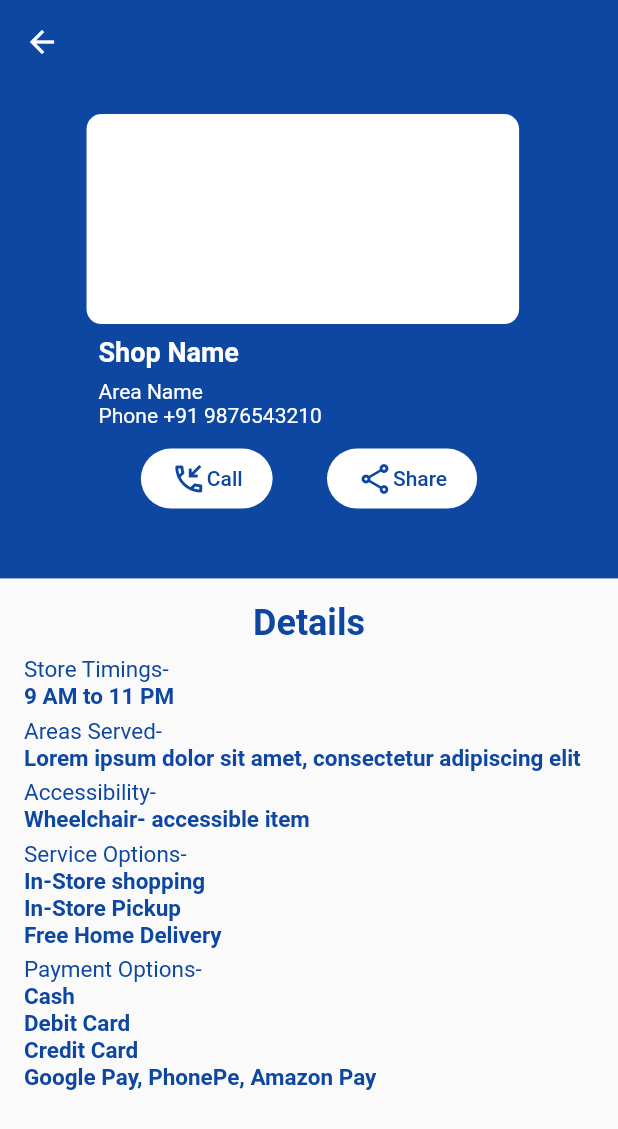
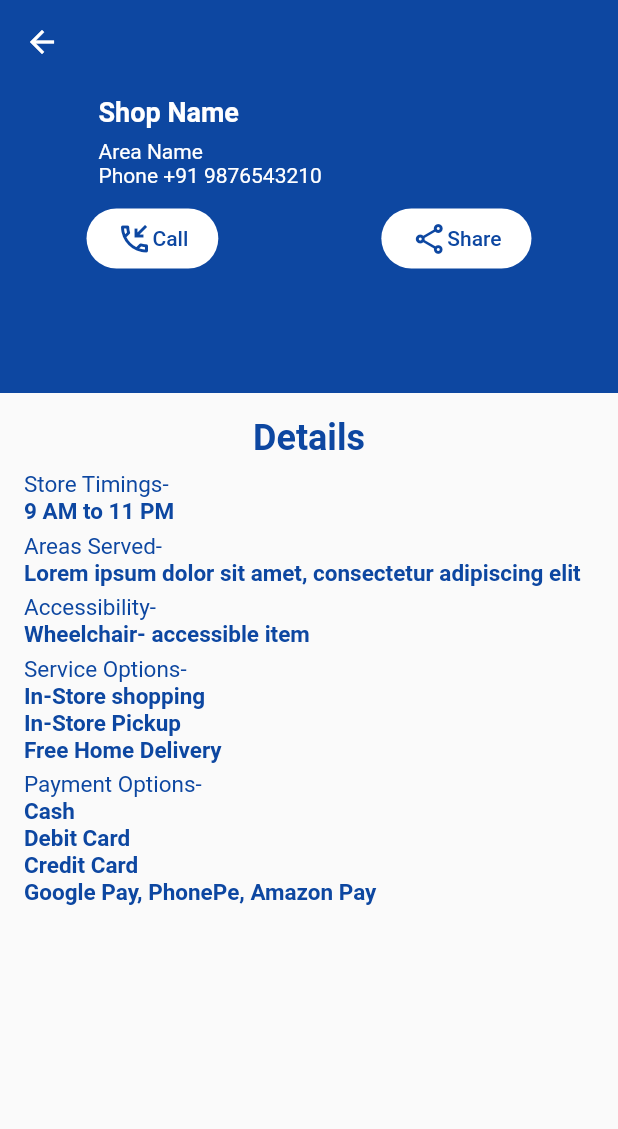
Before and after one commit to rutanshuj/Samaaj, a Flutter app: the DebugShopDetailsPage screen opened directly, on a phone screen of 412 x 824 dp. Shown: the top 1129 px of the screen. Run offline on Flutter 3.47's test engine with Material 2 defaults, Android fonts, the phone set to English and light mode, and no system bars; our stand-ins replace auto_size_text, cached_network_image, share_plus, websafe_svg; network calls fail.

```diff
--- a/lib/UI/pages/debug_shop_details_page.dart
+++ b/lib/UI/pages/debug_shop_details_page.dart
@@ -17,7 +17,7 @@ class _DebugShopDetailsPageState extends State<DebugShopDetailsPage> {
       body: Column(
         children: [
           Container(
-            height: MediaQuery.of(context).size.height * 0.4,
+            height: MediaQuery.of(context).size.height * 0.25,
             width: MediaQuery.of(context).size.width,
             color: Colors.blue[900],
             child: Padding(
@@ -25,17 +25,6 @@ class _DebugShopDetailsPageState extends State<DebugShopDetailsPage> {
               child: Column(
                 crossAxisAlignment: CrossAxisAlignment.start  ,
                 children: [
-                  SizedBox(
-                    height: 20,
-                  ),
-                  Container(
-                    height: MediaQuery.of(context).size.height * 0.17,
-                    width: MediaQuery.of(context).size.width * 0.7,
-                    decoration: BoxDecoration(
-                      color: Colors.white,
-                      borderRadius: BorderRadius.circular(10.0),
-                    ),
-                  ),
                   Padding(
                     padding: const EdgeInsets.all(8.0),
                     child: Text(
@@ -70,7 +59,7 @@ class _DebugShopDetailsPageState extends State<DebugShopDetailsPage> {
                     height: 10.0,
                   ),
                   Row(
-                    mainAxisAlignment: MainAxisAlignment.spaceEvenly,
+                    mainAxisAlignment: MainAxisAlignment.start,
                     children: [
                       TextButton(
                         style: Constants.customDetailsPageTextButtonStyle,
@@ -93,6 +82,8 @@ class _DebugShopDetailsPageState extends State<DebugShopDetailsPage> {
                           ),
                         ),
                       ),
+
+                      Spacer(),
 
                       TextButton(
                         style: Constants.customDetailsPageTextButtonStyle,
--- a/pubspec.yaml
+++ b/pubspec.yaml
@@ -36,6 +36,8 @@ dependencies:
   geolocator: ^7.1.0
   cached_network_image: ^3.0.0
   auto_size_text: ^2.1.0
+  share_plus: ^2.1.2
+  url_launcher: ^6.0.6
 
 dev_dependencies:
   flutter_test:
```
Also changed, not shown: lib/UI/pages/people_details_page.dart (+3 -12 lines), lib/UI/pages/shop_details_page.dart (+9 -54 lines), lib/UI/widgets/phone_call_launch_button.dart (added, +40 -0 lines), lib/UI/widgets/share_content_launch_button.dart (added, +42 -0 lines), pubspec.lock.
